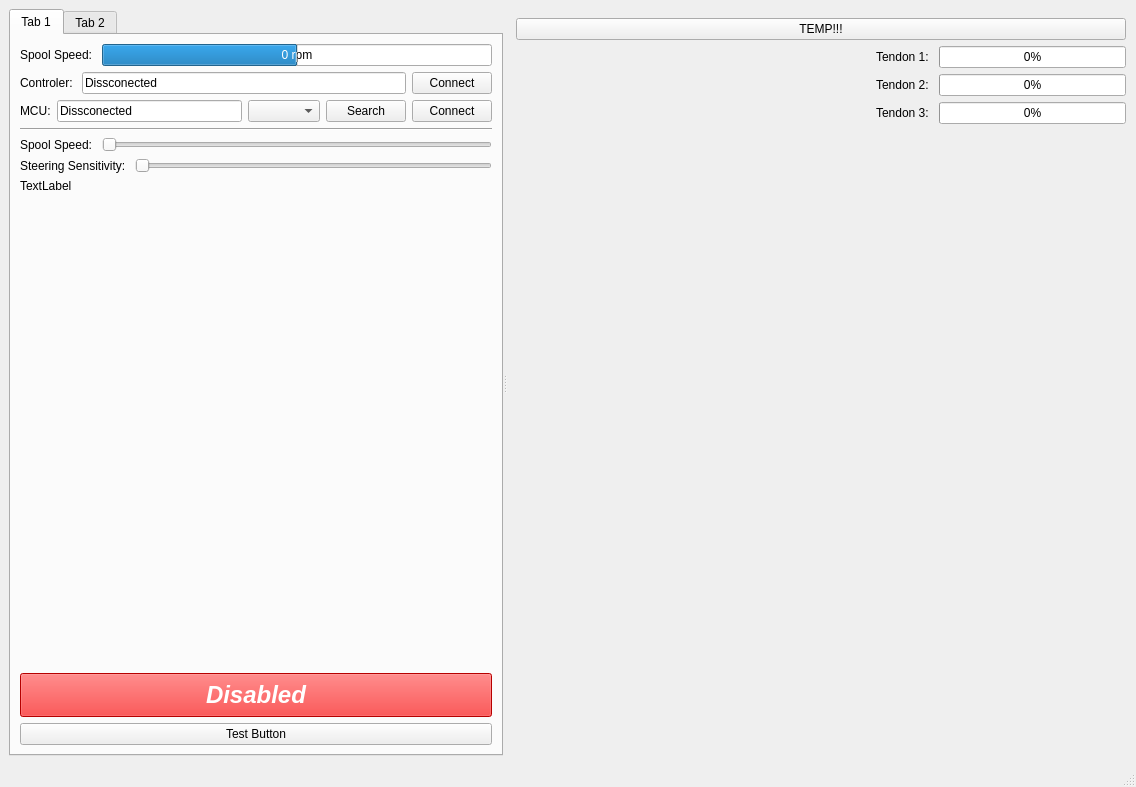
crummyh/stem-research-2025-2026, file supervisor/generated_ui/main.ui: the form before one commit.
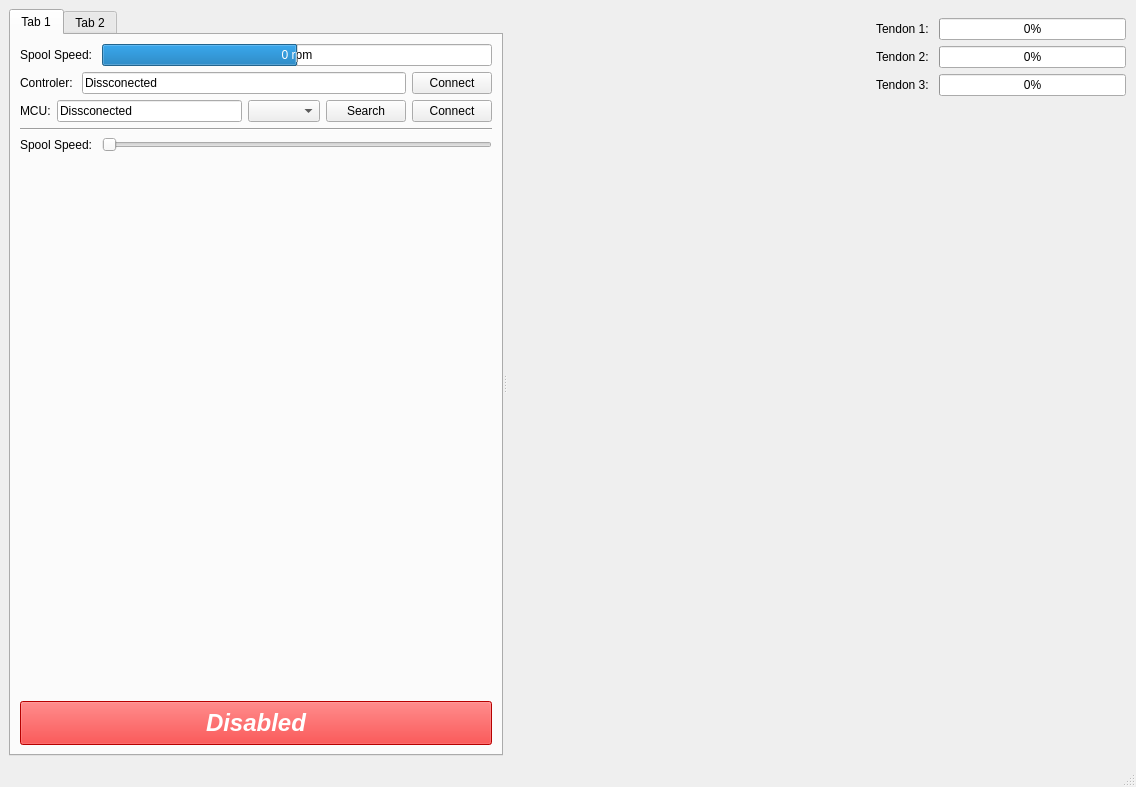
The form after the commit.

Patch:
```diff
--- a/supervisor/generated_ui/main.ui
+++ b/supervisor/generated_ui/main.ui
@@ -177,31 +177,6 @@
            </item>
           </layout>
          </item>
-         <item>
-          <layout class="QHBoxLayout" name="steeringSensitivtySettingLayout">
-           <item>
-            <widget class="QLabel" name="SteeringSensitivityLabel">
-             <property name="text">
-              <string>Steering Sensitivity: </string>
-             </property>
-            </widget>
-           </item>
-           <item>
-            <widget class="QSlider" name="SteeringSensitivitySlider">
-             <property name="orientation">
-              <enum>Qt::Horizontal</enum>
-             </property>
-            </widget>
-           </item>
-          </layout>
-         </item>
-         <item>
-          <widget class="QLabel" name="tempControllerText">
-           <property name="text">
-            <string>TextLabel</string>
-           </property>
-          </widget>
-         </item>
          <item>
           <spacer name="verticalSpacer">
            <property name="orientation">
@@ -263,13 +238,6 @@
            </property>
           </widget>
          </item>
-         <item>
-          <widget class="QPushButton" name="testBtn">
-           <property name="text">
-            <string>Test Button</string>
-           </property>
-          </widget>
-         </item>
         </layout>
        </widget>
        <widget class="QWidget" name="logTab">
@@ -313,13 +281,6 @@
         <property name="rightMargin">
          <number>1</number>
         </property>
-        <item>
-         <widget class="QPushButton" name="pushButton">
-          <property name="text">
-           <string>TEMP!!!</string>
-          </property>
-         </widget>
-        </item>
         <item>
          <layout class="QHBoxLayout" name="tendonInfoLayout">
           <item>
```
Left out of the diff: 4 changed lines with no effect on the pictures.
